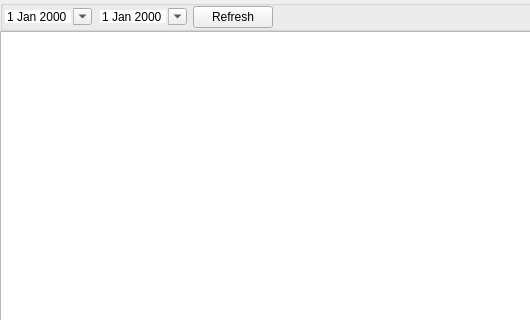
YtxErp/YTX, file widget/node/nodewidgeto.ui: the form before one commit; both pictures show x 0 to 530 and y 0 to 320 of the 719 by 531 pixel window.
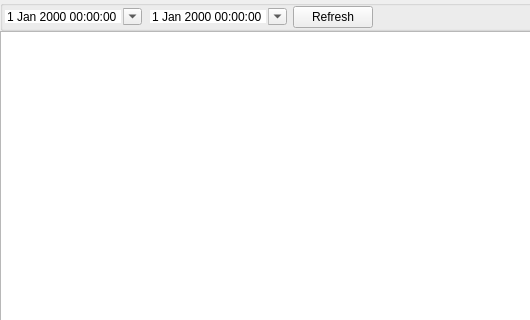
The form after the commit. Custom widgets are drawn as their Qt base class.

The edit to the form file:
```diff
--- a/widget/node/nodewidgeto.ui
+++ b/widget/node/nodewidgeto.ui
@@ -60,7 +60,7 @@
        <number>0</number>
       </property>
       <item>
-       <widget class="DateEdit" name="dateEditStart">
+       <widget class="DateTimeEdit" name="start">
         <property name="frame">
          <bool>false</bool>
         </property>
@@ -70,7 +70,7 @@
        </widget>
       </item>
       <item>
-       <widget class="DateEdit" name="dateEditEnd">
+       <widget class="DateTimeEdit" name="end">
         <property name="frame">
          <bool>false</bool>
         </property>
@@ -106,9 +106,9 @@
  </widget>
  <customwidgets>
   <customwidget>
-   <class>DateEdit</class>
-   <extends>QDateEdit</extends>
-   <header location="global">widget/dateedit.h</header>
+   <class>DateTimeEdit</class>
+   <extends>QDateTimeEdit</extends>
+   <header location="global">widget/datetimeedit.h</header>
   </customwidget>
  </customwidgets>
  <resources/>
```
